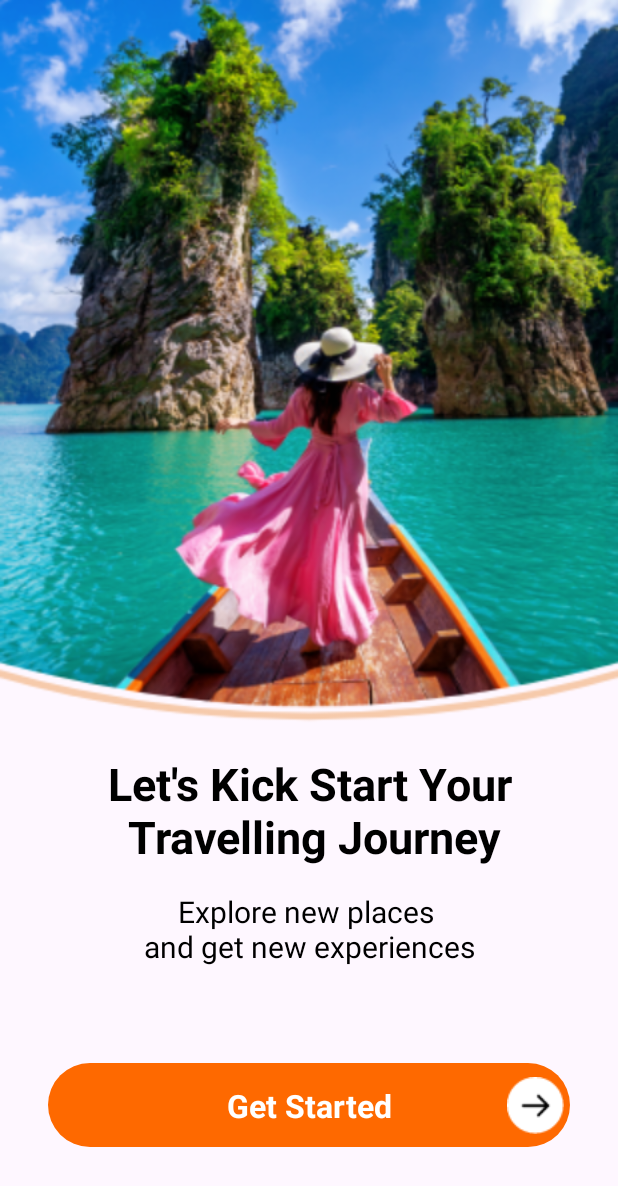
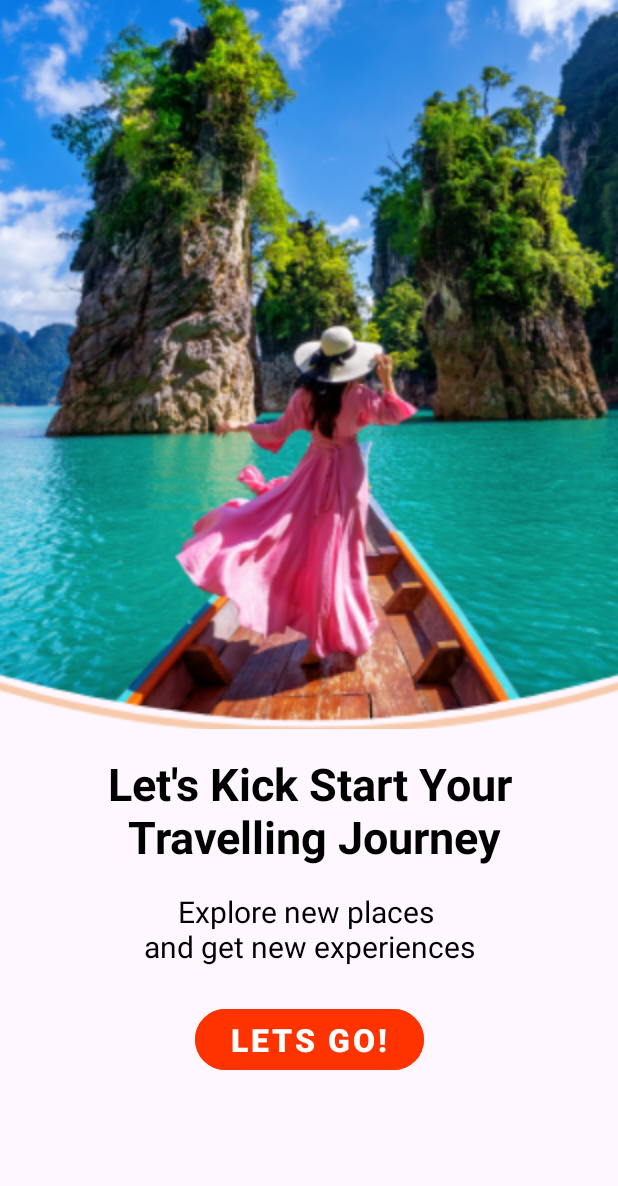
Before and after one commit to Sushant092003/Journey_Craft, an Android app: the screen it shows after launch (LandingActivity), on a phone screen of 412 x 824 dp. Shown: the top 1186 px of the screen. Run offline under Robolectric (Android 15) with nearby library versions, the phone set to English and light mode, and no system bars.

Commit message:
First Commit - by gaurav

```diff
--- a/app/src/main/java/com/gmail_bssushant2003/journeycraft/LandingActivity.java
+++ b/app/src/main/java/com/gmail_bssushant2003/journeycraft/LandingActivity.java
@@ -1,8 +1,6 @@
 package com.gmail_bssushant2003.journeycraft;
 
 import androidx.appcompat.app.AppCompatActivity;
-import androidx.constraintlayout.widget.ConstraintLayout;
-
 import android.content.Intent;
 import android.os.Bundle;
 import android.view.View;
@@ -10,18 +8,18 @@ import android.widget.Button;
 
 public class LandingActivity extends AppCompatActivity {
 
-
     @Override
     protected void onCreate(Bundle savedInstanceState) {
         super.onCreate(savedInstanceState);
         setContentView(R.layout.activity_landing);
 
-        ConstraintLayout constraintLayout = findViewById(R.id.constraintlayout);
-        constraintLayout.setOnClickListener(new View.OnClickListener() {
+        Button buttonLetsGo = findViewById(R.id.button_lets_go);
+        buttonLetsGo.setOnClickListener(new View.OnClickListener() {
             @Override
             public void onClick(View view) {
                 Intent intent = new Intent(LandingActivity.this,SendOTPActivity.class);
                 startActivity(intent);
+                finish();
             }
         });
     }
--- a/app/src/main/res/layout/activity_landing.xml
+++ b/app/src/main/res/layout/activity_landing.xml
@@ -15,7 +15,7 @@
         app:layout_constraintTop_toTopOf="parent">
 
 
-        <LinearLayout
+        <androidx.constraintlayout.widget.ConstraintLayout
             android:layout_width="match_parent"
             android:layout_height="wrap_content"
             android:orientation="vertical">
@@ -24,75 +24,50 @@
                 android:id="@+id/imageView"
                 android:layout_width="match_parent"
                 android:layout_height="486dp"
-                android:scaleType="fitXY"
-                android:src="@drawable/intro" />
-
+                android:scaleType="centerCrop"
+                android:src="@drawable/intro"
+                app:layout_constraintTop_toTopOf="parent" />
 
             <TextView
                 android:id="@+id/textView"
                 android:layout_width="match_parent"
                 android:layout_height="wrap_content"
+                android:layout_marginTop="16dp"
                 android:text="@string/let_s_kick_start_your_n_travelling_journey"
                 android:textAlignment="center"
+                android:textColor="@color/black"
                 android:textSize="30sp"
                 android:textStyle="bold"
-                android:textColor="@color/black"
-                android:layout_marginTop="16dp"
-                />
+                app:layout_constraintTop_toBottomOf="@id/imageView" />
 
             <TextView
                 android:id="@+id/textView2"
                 android:layout_width="match_parent"
                 android:layout_height="wrap_content"
+                android:layout_marginTop="16dp"
                 android:text="@string/explore_new_places_nand_get_new_experiences"
                 android:textAlignment="center"
+                android:textColor="@color/black"
                 android:textSize="20sp"
-                android:layout_marginTop="16dp"
-                android:textColor="@color/black"
-                />
+                app:layout_constraintBottom_toTopOf="@id/button_lets_go"
+                app:layout_constraintTop_toBottomOf="@id/textView" />
 
-            <androidx.constraintlayout.widget.ConstraintLayout
-                android:id="@+id/constraintlayout"
-                android:layout_width="match_parent"
-                android:layout_height="56dp"
-                android:background="@drawable/intro_background"
-                android:layout_marginStart="32dp"
-                android:layout_marginEnd="32dp"
-                android:layout_marginTop="64dp"
-                android:clickable="true">
-
-                <TextView
-                    android:id="@+id/textView3"
+            <Button
+                android:id="@+id/button_lets_go"
+                style="@style/TextAppearance.MaterialComponents.Button"
                 android:layout_width="wrap_content"
                 android:layout_height="wrap_content"
-                    android:text="Get Started"
+                android:layout_margin="24dp"
+                android:backgroundTint="#FF3300"
+                android:text="Lets Go!"
                 android:textColor="@color/white"
                 android:textSize="21sp"
                 android:textStyle="bold"
                 app:layout_constraintBottom_toBottomOf="parent"
                 app:layout_constraintEnd_toEndOf="parent"
-                    app:layout_constraintTop_toTopOf="parent"
-                    app:layout_constraintStart_toStartOf="parent"/>
-
-                <ImageView
-                    android:id="@+id/imageView2"
-                    android:layout_width="wrap_content"
-                    android:layout_height="wrap_content"
-                    android:layout_marginEnd="4dp"
-                    android:src="@drawable/arrow"
-                    app:layout_constraintBottom_toBottomOf="parent"
-                    app:layout_constraintEnd_toEndOf="parent"
-                    app:layout_constraintTop_toTopOf="parent" />
-
-
-
-
+                app:layout_constraintStart_toStartOf="parent"
+                app:layout_constraintTop_toBottomOf="@id/textView2" />
 
         </androidx.constraintlayout.widget.ConstraintLayout>
-
-
-
-
-        </LinearLayout>
     </ScrollView>
 </androidx.constraintlayout.widget.ConstraintLayout>
--- a/app/src/main/res/values-night/themes.xml
+++ b/app/src/main/res/values-night/themes.xml
@@ -1,13 +1,16 @@
 <resources xmlns:tools="http://schemas.android.com/tools">
     <!-- Base application theme. -->
-    <style name="Base.Theme.JourneyCraft" parent="Theme.Material3.DayNight.NoActionBar">
+    <style name="Base.Theme.JourneyCraft" parent="Theme.Material3.Light.NoActionBar">
         <!-- Customize your dark theme here. -->
-
-
             <item name = "colorPrimary">@color/colorPrimary</item>
             <item name="colorPrimaryDark">@color/colorPrimaryDark</item>
             <item name="colorAccent">@color/colorAccent</item>
+            <item name="android:textColorPrimary">@color/white</item>
+            <item name="android:textColorSecondary">@color/white</item>
 
-        <!-- <item name="colorPrimary">@color/my_dark_primary</item> -->
+<!--         <item name="colorPrimary">@color/my_dark_primary</item> -->
     </style>
+
+    <style name="Theme.JourneyCraft" parent="Base.Theme.JourneyCraft" />
+
 </resources>
--- a/app/src/main/res/values/themes.xml
+++ b/app/src/main/res/values/themes.xml
@@ -1,10 +1,13 @@
 <resources xmlns:tools="http://schemas.android.com/tools">
     <!-- Base application theme. -->
-    <style name="Base.Theme.JourneyCraft" parent="Theme.Material3.DayNight.NoActionBar">
+    <style name="Base.Theme.JourneyCraft" parent="Theme.Material3.Light.NoActionBar">
         <!-- Customize your light theme here. -->
         <item name = "colorPrimary">@color/colorPrimary</item>
         <item name="colorPrimaryDark">@color/colorPrimaryDark</item>
         <item name="colorAccent">@color/colorAccent</item>
+
+        <item name="android:textColor">@color/black</item>
+
     </style>
 
     <style name="Theme.JourneyCraft" parent="Base.Theme.JourneyCraft" />
--- a/build.gradle.kts
+++ b/build.gradle.kts
@@ -1,5 +1,11 @@
+buildscript {
+    dependencies {
+        classpath("com.google.gms:google-services:4.4.1")
+    }
+}
 // Top-level build file where you can add configuration options common to all sub-projects/modules.
 plugins {
     id("com.android.application") version "8.2.1" apply false
     id("com.google.gms.google-services") version "4.4.1" apply false
+    id("org.jetbrains.kotlin.android") version "1.9.22" apply false
 }
```
Also changed, not shown: app/build.gradle.kts (+8 -1 lines), app/src/main/AndroidManifest.xml (+5 -9 lines), app/src/main/java/com/gmail_bssushant2003/journeycraft/MainActivity.java (deleted, +0 -14 lines), app/src/main/res/layout/activity_main.xml (deleted, +0 -18 lines). Lines whose indentation alone changed are shown as unchanged.
